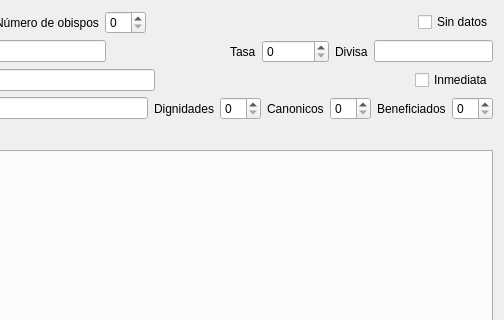
This is gui/dlgdiocesisdetalles.ui in rogorido/qtpredicadores as Qt 5 draws it before an edit; both pictures show x 180 to 684 and y 0 to 320 of the 684 by 462 pixel window. The edited form follows.
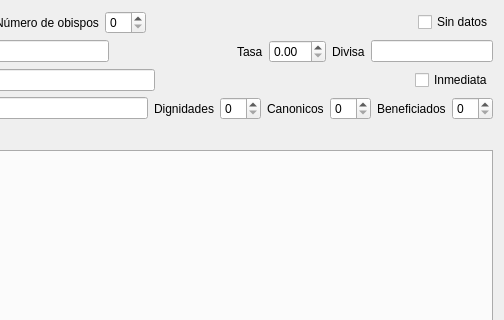
This is the edited form. Custom widgets are drawn as their Qt base class.

Commit message: Menores de GUI

```diff
--- a/gui/dlgdiocesisdetalles.ui
+++ b/gui/dlgdiocesisdetalles.ui
@@ -147,11 +147,7 @@
       </widget>
      </item>
      <item>
-      <widget class="QSpinBox" name="spTaxa">
-       <property name="maximum">
-        <number>1000000</number>
-       </property>
-      </widget>
+      <widget class="QDoubleSpinBox" name="spTasa"/>
      </item>
      <item>
       <widget class="QLabel" name="label_11">
```
Left out of the diff: 4 changed lines with no effect on the pictures. The commit also changes 3 other files.
